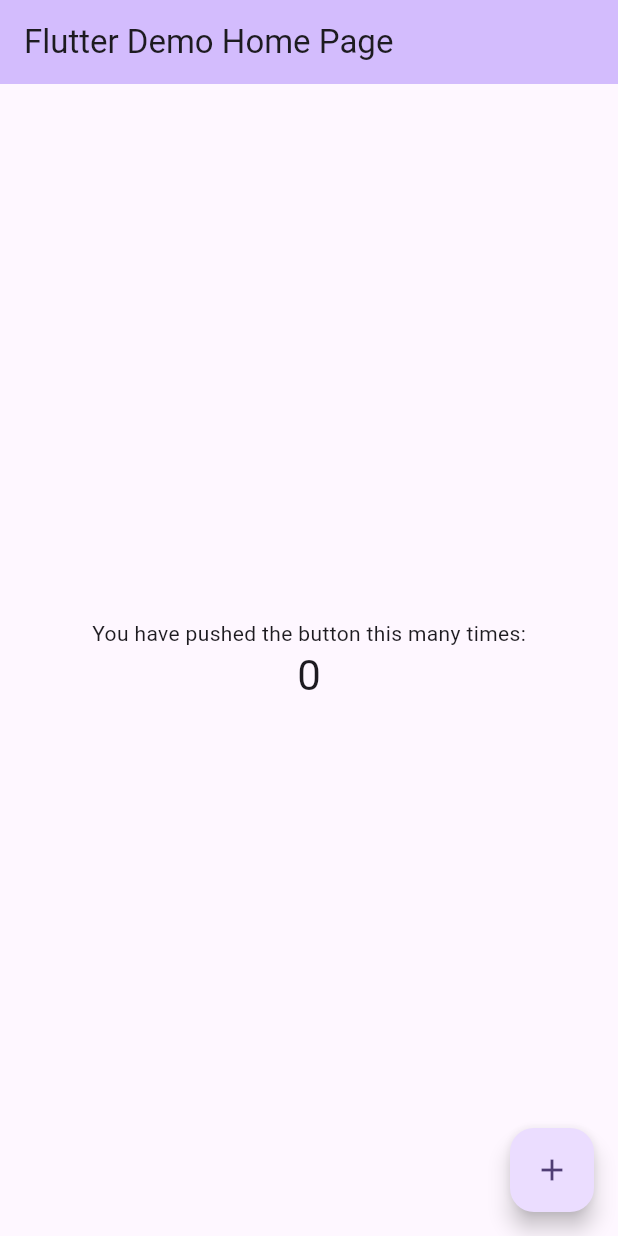
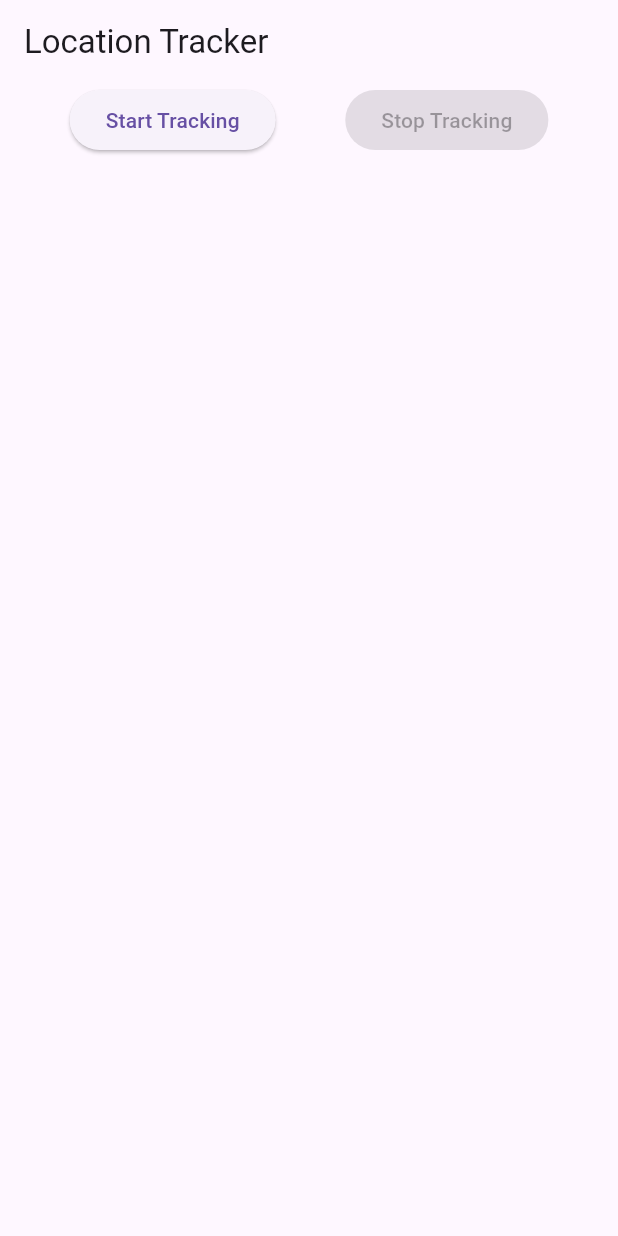
Before and after one commit to manas-96/uno-assignment, a Flutter app: the screen it shows after launch, on a phone screen of 412 x 824 dp. Run offline on Flutter 3.47's test engine with Material 3 defaults, Android fonts, the phone set to English and light mode, and no system bars; our stand-ins replace flutter_local_notifications, geocoding, geolocator, get, hive, hive_flutter; accounts and stored records are empty.

Commit message:
feat: Implement location tracking app
This commit introduces a new Flutter application that allows users to track their location.

The app includes the following features:
- A dashboard screen with "Start Tracking" and "Stop Tracking" buttons.
- A list view to display saved location data.
- When tracking is enabled, the app fetches the user's current latitude, longitude, and address every 5 minutes.
- Each location record is saved to local storage using Hive.
- A local notification is shown for each location update.
- When tracking is disabled, all timers are stopped, and all stored location data is cleared.

The app is built using the GetX framework for state management and follows a clean architecture with services for location, notifications, and storage.

```diff
--- a/lib/main.dart
+++ b/lib/main.dart
@@ -1,122 +1,28 @@
 import 'package:flutter/material.dart';
+import 'package:get/get.dart';
+import 'package:uno_assignment/views/dashboard_screen.dart';
+import 'package:hive_flutter/hive_flutter.dart';
 
-void main() {
+import 'package:uno_assignment/models/location_data.dart';
+
+void main() async {
+  WidgetsFlutterBinding.ensureInitialized();
+  await Hive.initFlutter();
+  Hive.registerAdapter(LocationDataAdapter());
   runApp(const MyApp());
 }
 
 class MyApp extends StatelessWidget {
   const MyApp({super.key});
 
-  // This widget is the root of your application.
   @override
   Widget build(BuildContext context) {
-    return MaterialApp(
-      title: 'Flutter Demo',
+    return GetMaterialApp(
+      title: 'Location Tracker',
       theme: ThemeData(
-        // This is the theme of your application.
-        //
-        // TRY THIS: Try running your application with "flutter run". You'll see
-        // the application has a purple toolbar. Then, without quitting the app,
-        // try changing the seedColor in the colorScheme below to Colors.green
-        // and then invoke "hot reload" (save your changes or press the "hot
-        // reload" button in a Flutter-supported IDE, or press "r" if you used
-        // the command line to start the app).
-        //
-        // Notice that the counter didn't reset back to zero; the application
-        // state is not lost during the reload. To reset the state, use hot
-        // restart instead.
-        //
-        // This works for code too, not just values: Most code changes can be
-        // tested with just a hot reload.
-        colorScheme: ColorScheme.fromSeed(seedColor: Colors.deepPurple),
+        primarySwatch: Colors.blue,
       ),
-      home: const MyHomePage(title: 'Flutter Demo Home Page'),
+      home: DashboardScreen(),
     );
   }
 }
-
-class MyHomePage extends StatefulWidget {
-  const MyHomePage({super.key, required this.title});
-
-  // This widget is the home page of your application. It is stateful, meaning
-  // that it has a State object (defined below) that contains fields that affect
-  // how it looks.
-
-  // This class is the configuration for the state. It holds the values (in this
-  // case the title) provided by the parent (in this case the App widget) and
-  // used by the build method of the State. Fields in a Widget subclass are
-  // always marked "final".
-
-  final String title;
-
-  @override
-  State<MyHomePage> createState() => _MyHomePageState();
-}
-
-class _MyHomePageState extends State<MyHomePage> {
-  int _counter = 0;
-
-  void _incrementCounter() {
-    setState(() {
-      // This call to setState tells the Flutter framework that something has
-      // changed in this State, which causes it to rerun the build method below
-      // so that the display can reflect the updated values. If we changed
-      // _counter without calling setState(), then the build method would not be
-      // called again, and so nothing would appear to happen.
-      _counter++;
-    });
-  }
-
-  @override
-  Widget build(BuildContext context) {
-    // This method is rerun every time setState is called, for instance as done
-    // by the _incrementCounter method above.
-    //
-    // The Flutter framework has been optimized to make rerunning build methods
-    // fast, so that you can just rebuild anything that needs updating rather
-    // than having to individually change instances of widgets.
-    return Scaffold(
-      appBar: AppBar(
-        // TRY THIS: Try changing the color here to a specific color (to
-        // Colors.amber, perhaps?) and trigger a hot reload to see the AppBar
-        // change color while the other colors stay the same.
-        backgroundColor: Theme.of(context).colorScheme.inversePrimary,
-        // Here we take the value from the MyHomePage object that was created by
-        // the App.build method, and use it to set our appbar title.
-        title: Text(widget.title),
-      ),
-      body: Center(
-        // Center is a layout widget. It takes a single child and positions it
-        // in the middle of the parent.
-        child: Column(
-          // Column is also a layout widget. It takes a list of children and
-          // arranges them vertically. By default, it sizes itself to fit its
-          // children horizontally, and tries to be as tall as its parent.
-          //
-          // Column has various properties to control how it sizes itself and
-          // how it positions its children. Here we use mainAxisAlignment to
-          // center the children vertically; the main axis here is the vertical
-          // axis because Columns are vertical (the cross axis would be
-          // horizontal).
-          //
-          // TRY THIS: Invoke "debug painting" (choose the "Toggle Debug Paint"
-          // action in the IDE, or press "p" in the console), to see the
-          // wireframe for each widget.
-          mainAxisAlignment: MainAxisAlignment.center,
-          children: <Widget>[
-            const Text('You have pushed the button this many times:'),
-            Text(
-              '$_counter',
-              style: Theme.of(context).textTheme.headlineMedium,
-            ),
-          ],
-        ),
-      ),
-      floatingActionButton: FloatingActionButton(
-        onPressed: _incrementCounter,
-        tooltip: 'Increment',
-        child: const Icon(Icons.add),
-      ), // This trailing comma makes auto-formatting nicer for build methods.
-    );
-  }
-}
--- /dev/null
+++ b/lib/models/location_data.dart
@@ -0,0 +1,25 @@
+import 'package:hive/hive.dart';
+
+part 'location_data.g.dart';
+
+@HiveType(typeId: 0)
+class LocationData extends HiveObject {
+  @HiveField(0)
+  final double latitude;
+
+  @HiveField(1)
+  final double longitude;
+
+  @HiveField(2)
+  final String address;
+
+  @HiveField(3)
+  final DateTime timestamp;
+
+  LocationData({
+    required this.latitude,
+    required this.longitude,
+    required this.address,
+    required this.timestamp,
+  });
+}
--- /dev/null
+++ b/lib/services/storage_service.dart
@@ -0,0 +1,23 @@
+import 'package:hive_flutter/hive_flutter.dart';
+import 'package:uno_assignment/models/location_data.dart';
+import 'package:path_provider/path_provider.dart';
+
+class StorageService {
+  late Box<LocationData> _locationBox;
+
+  Future<void> init() async {
+    _locationBox = await Hive.openBox<LocationData>('locations');
+  }
+
+  Future<void> saveLocation(LocationData locationData) async {
+    await _locationBox.add(locationData);
+  }
+
+  List<LocationData> getAllLocations() {
+    return _locationBox.values.toList();
+  }
+
+  Future<void> clearAllLocations() async {
+    await _locationBox.clear();
+  }
+}
--- /dev/null
+++ b/lib/views/dashboard_screen.dart
@@ -0,0 +1,54 @@
+import 'package:flutter/material.dart';
+import 'package:get/get.dart';
+import 'package:uno_assignment/controllers/dashboard_controller.dart';
+import 'package:uno_assignment/models/location_data.dart';
+
+class DashboardScreen extends StatelessWidget {
+  final DashboardController _controller = Get.put(DashboardController());
+
+  @override
+  Widget build(BuildContext context) {
+    return Scaffold(
+      appBar: AppBar(
+        title: Text('Location Tracker'),
+      ),
+      body: Column(
+        children: [
+          Obx(
+            () => Row(
+              mainAxisAlignment: MainAxisAlignment.spaceEvenly,
+              children: [
+                ElevatedButton(
+                  onPressed: _controller.isTracking.value ? null : _controller.startTracking,
+                  child: Text('Start Tracking'),
+                ),
+                ElevatedButton(
+                  onPressed: _controller.isTracking.value ? _controller.stopTracking : null,
+                  child: Text('Stop Tracking'),
+                ),
+              ],
+            ),
+          ),
+          Expanded(
+            child: Obx(
+              () => ListView.builder(
+                itemCount: _controller.locations.length,
+                itemBuilder: (context, index) {
+                  final LocationData location = _controller.locations[index];
+                  return Card(
+                    margin: EdgeInsets.all(8.0),
+                    child: ListTile(
+                      title: Text('Time: ${location.timestamp}'),
+                      subtitle: Text(
+                          'Lat: ${location.latitude}, Lng: ${location.longitude}\nAddress: ${location.address}'),
+                    ),
+                  );
+                },
+              ),
+            ),
+          ),
+        ],
+      ),
+    );
+  }
+}
```
Also changed, not shown: lib/controllers/dashboard_controller.dart (added, +59 -0 lines), lib/services/location_service.dart (added, +51 -0 lines), lib/services/notification_service.dart (added, +44 -0 lines), pubspec.yaml (+9 -0 lines), lib/models/location_data.g.dart (added), 2 other files.
